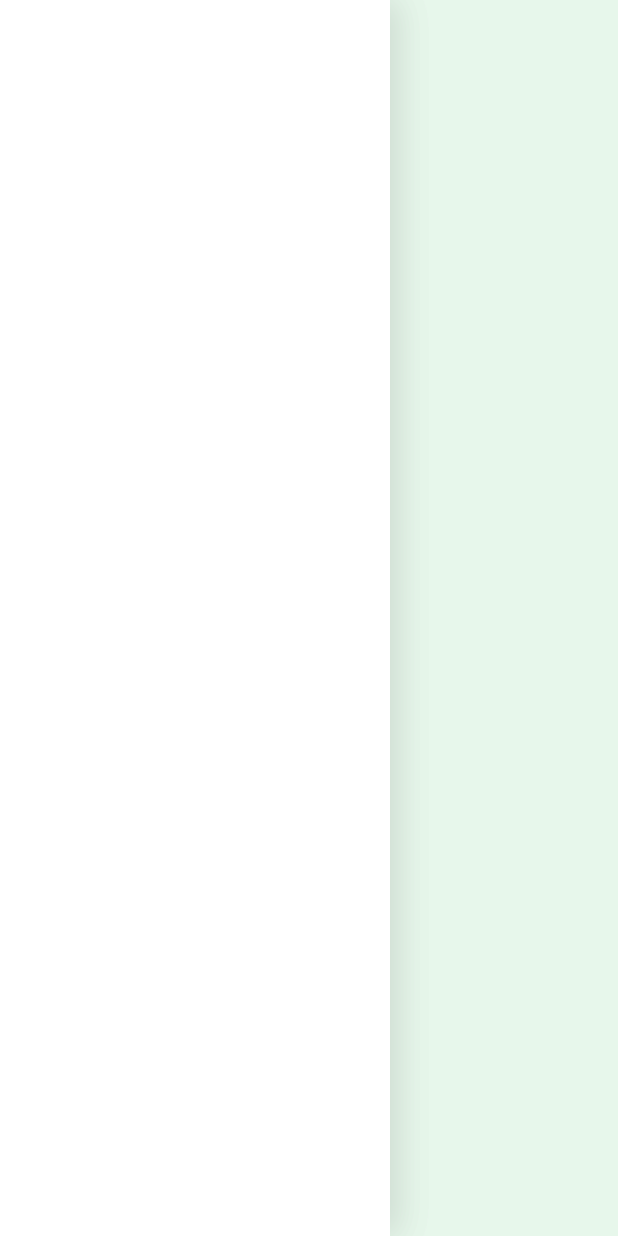
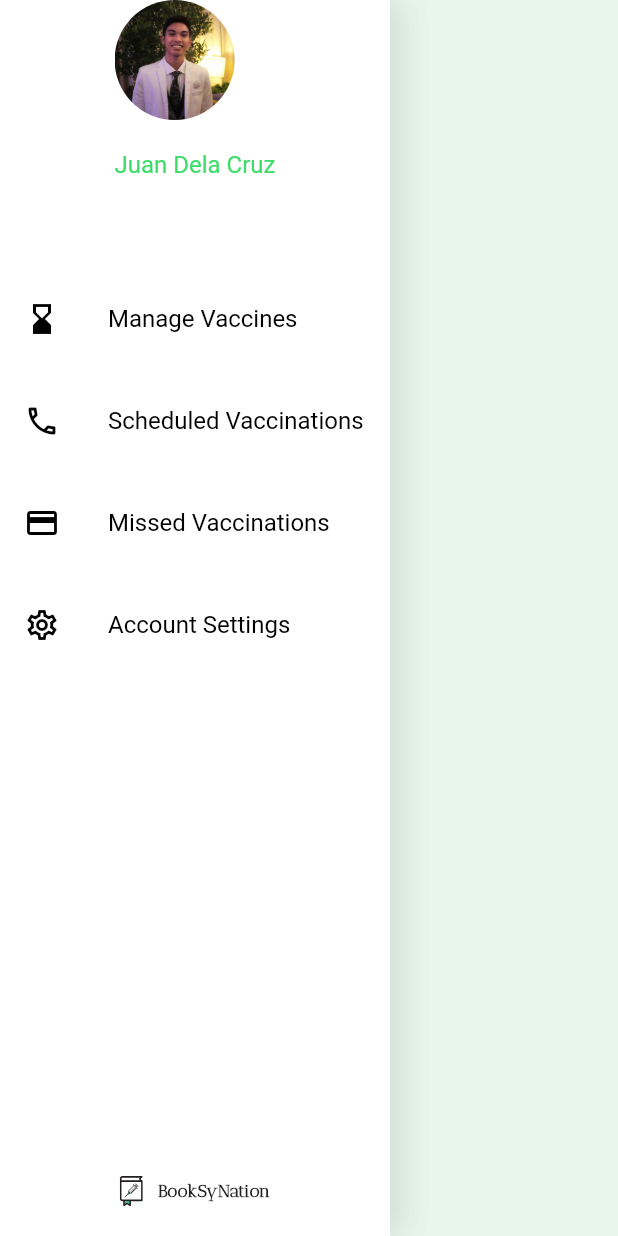
Before and after one commit to Book-cine/booksynation, a Flutter app: the WebSettings screen opened directly, on a phone screen of 412 x 824 dp. Run offline on Flutter 3.47's test engine with Material 2 defaults, Android fonts, the phone set to English and light mode, and no system bars; our stand-ins replace flutter_svg.

Commit message:
v5.62 Web Integration

```diff
--- a/booksynation/lib/web_pages/websettings.dart
+++ b/booksynation/lib/web_pages/websettings.dart
@@ -1,4 +1,8 @@
+import 'package:booksynation/web_pages/webmanage.dart';
+import 'package:booksynation/web_pages/webmissed.dart';
+import 'package:booksynation/web_pages/webschedule.dart';
 import 'package:flutter/material.dart';
+import 'package:flutter_svg/svg.dart';
 
 class WebSettings extends StatefulWidget {
   WebSettings({Key? key}) : super(key: key);
@@ -8,10 +12,24 @@ class WebSettings extends StatefulWidget {
 }
 
 class _WebSettingsState extends State<WebSettings> {
+  final padding = EdgeInsets.symmetric(horizontal: 20);
+
+  final emails = [
+    'nashtaps@gmail.com',
+    'joserizal@gmail.com',
+    'darksaviour@gmail.com',
+    'cyberblaze@gmail.com',
+    'mervtampus@gmail.com',
+  ];
+
+  String? value;
   @override
   Widget build(BuildContext context) {
+    final name = 'Juan Dela Cruz';
+    final urlImage = 'images/nashimg.png';
+    // final width = MediaQuery.of(context).size.width;
+    final height = MediaQuery.of(context).size.height;
     final width = MediaQuery.of(context).size.width;
-    final height = MediaQuery.of(context).size.height;
     return Scaffold(
       body: Container(
         height: height,
@@ -24,7 +42,7 @@ class _WebSettingsState extends State<WebSettings> {
           children: [
             Column(
               mainAxisAlignment: MainAxisAlignment.start,
-              children: [
+              children: <Widget>[
                 Container(
                   height: height,
                   width: 260,
@@ -43,13 +61,134 @@ class _WebSettingsState extends State<WebSettings> {
                       ),
                     ],
                   ),
+                  child: Column(
+                    children: [
+                      Container(
+                        child: Column(
+                          children: [
+                            Container(
+                              height: height * 0.2,
+                              child: Column(
+                                crossAxisAlignment: CrossAxisAlignment.start,
+                                mainAxisAlignment: MainAxisAlignment.start,
+                                children: [
+                                  CircleAvatar(
+                                    radius: 40,
+                                    backgroundColor: Colors.white,
+                                    backgroundImage: AssetImage(urlImage),
+                                  ),
+                                  SizedBox(
+                                    height: 20,
+                                  ),
+                                  Text(name,
+                                      style: TextStyle(
+                                          fontSize: 16,
+                                          color: Color(0xFF3DDD6A))),
+                                  const SizedBox(
+                                    height: 2,
+                                  ),
+                                ],
+                              ),
+                            ),
+                            const SizedBox(height: 20),
+                            buildMenuItem(
+                              text: 'Manage Vaccines',
+                              icon: Icons.hourglass_bottom_outlined,
+                              onClicked: () => selectedItem(context, 0),
+                            ),
+                            const SizedBox(height: 12),
+                            buildMenuItem(
+                              text: 'Scheduled Vaccinations',
+                              icon: Icons.phone_outlined,
+                              onClicked: () => selectedItem(context, 1),
+                            ),
+                            const SizedBox(height: 12),
+                            buildMenuItem(
+                              text: 'Missed Vaccinations',
+                              icon: Icons.payment_outlined,
+                              onClicked: () => selectedItem(context, 2),
+                            ),
+                            const SizedBox(height: 12),
+                            buildMenuItem(
+                              text: 'Account Settings',
+                              icon: Icons.settings_outlined,
+                              onClicked: () => selectedItem(context, 3),
+                            ),
+                          ],
+                        ),
+                      ),
+                      Spacer(),
+                      Container(
+                        child: Row(
+                          mainAxisAlignment: MainAxisAlignment.center,
+                          children: [
+                            SvgPicture.asset('images/Logo_BSN.svg', height: 20),
+                            SizedBox(
+                              width: 10,
+                            ),
+                            Text(
+                              'BookSyNation',
+                              style: TextStyle(
+                                fontFamily: 'Antic Didone',
+                                fontWeight: FontWeight.bold,
+                                fontSize: 12,
+                              ),
+                            ),
+                          ],
+                        ),
+                      ),
+                      const SizedBox(height: 20),
+                    ],
+                  ),
                 )
               ],
-            ),
-            Column(),
+            )
           ],
         ),
       ),
     );
   }
+
+  Widget buildMenuItem({
+    required String text,
+    required IconData icon,
+    VoidCallback? onClicked,
+  }) {
+    final color = Colors.black;
+    final hoverColor = Colors.grey.withOpacity(0.5);
+
+    return ListTile(
+      leading: Icon(icon, color: color),
+      title: Text(text, style: TextStyle(color: color)),
+      hoverColor: hoverColor,
+      onTap: onClicked,
+    );
+  }
+
+  void selectedItem(BuildContext context, int index) {
+    Navigator.of(context).pop();
+
+    switch (index) {
+      case 0:
+        Navigator.of(context).push(MaterialPageRoute(
+          builder: (context) => WebManage(),
+        ));
+        break;
+      case 1:
+        Navigator.of(context).push(MaterialPageRoute(
+          builder: (context) => WebSchedule(),
+        ));
+        break;
+      case 2:
+        Navigator.of(context).push(MaterialPageRoute(
+          builder: (context) => WebMissed(),
+        ));
+        break;
+      case 3:
+        Navigator.of(context).push(MaterialPageRoute(
+          builder: (context) => WebSettings(),
+        ));
+        break;
+    }
+  }
 }
```
Also changed, not shown: booksynation/lib/web_pages/webmanage.dart (added, +15 -0 lines), booksynation/lib/web_pages/webmissed.dart (added, +15 -0 lines), booksynation/lib/web_pages/webschedule.dart (added, +15 -0 lines).
